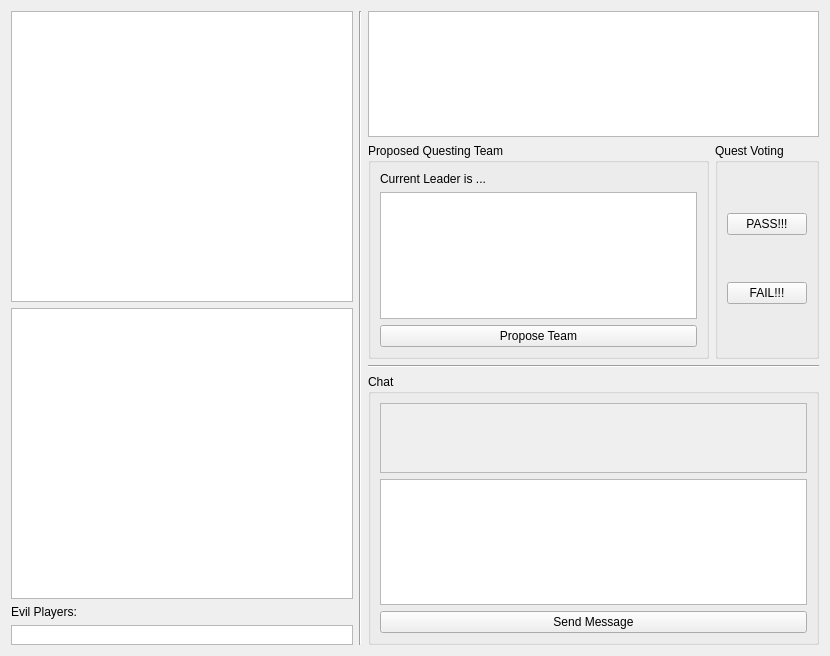
Old version of the form src/gui/gamewindow.ui in the repository JRandomHacker/CS429-Avalon.
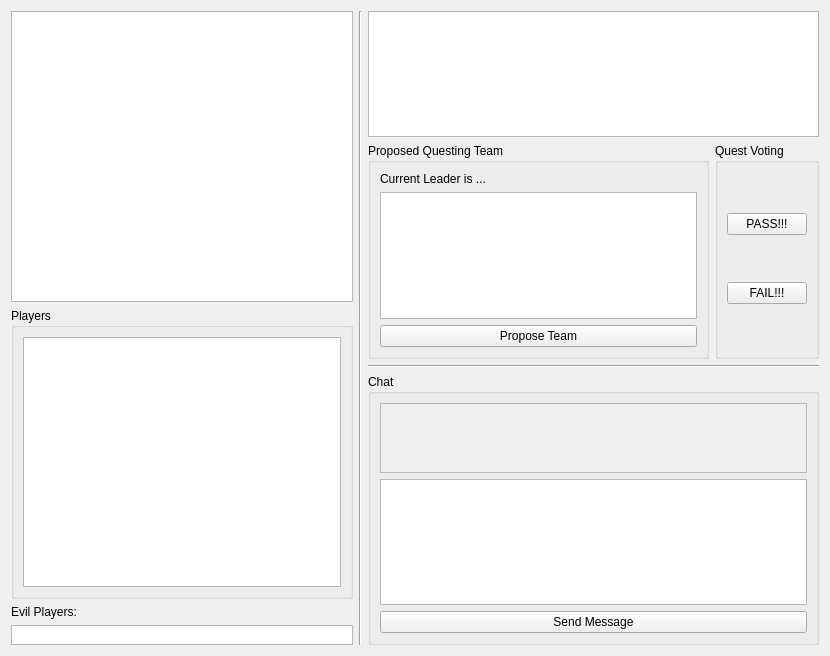
New version of the form.

Commit message: More interface polish yay

The edit to the form file:
```diff
--- a/src/gui/gamewindow.ui
+++ b/src/gui/gamewindow.ui
@@ -20,6 +20,12 @@
       <widget class="QGraphicsView" name="playerAvatar"/>
      </item>
      <item>
+      <widget class="QGroupBox" name="playersListSection">
+       <property name="title">
+        <string>Players</string>
+       </property>
+       <layout class="QVBoxLayout" name="verticalLayout_6">
+        <item>
       <widget class="QTableView" name="playerList">
        <property name="editTriggers">
         <set>QAbstractItemView::NoEditTriggers</set>
@@ -35,6 +41,9 @@
        </attribute>
       </widget>
      </item>
+       </layout>
+      </widget>
+     </item>
      <item>
       <widget class="QLabel" name="numOfEvilPlayers">
        <property name="text">
```
Left out of the diff: 35 changed lines with no effect on the pictures. Lines whose indentation alone changed are shown as unchanged.
